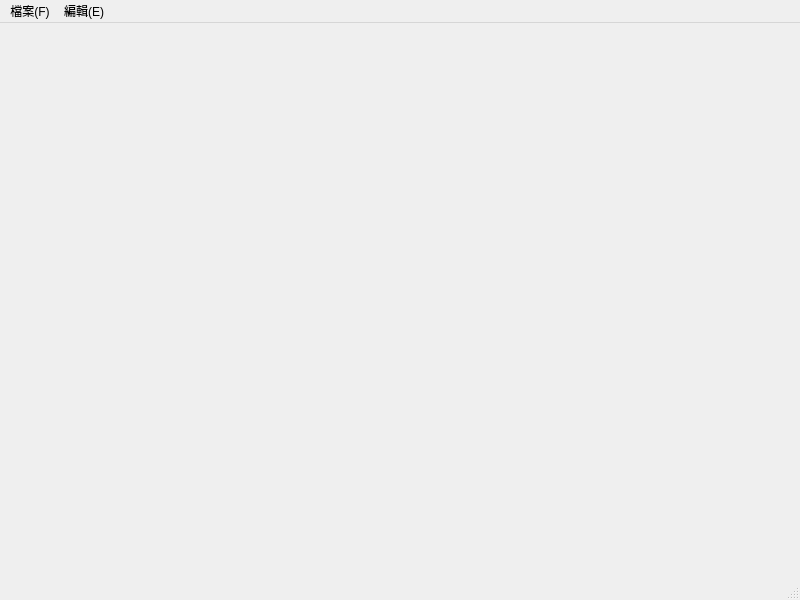
tingxinchen/DesignWindow, file mainwindow.ui: the form before one commit.
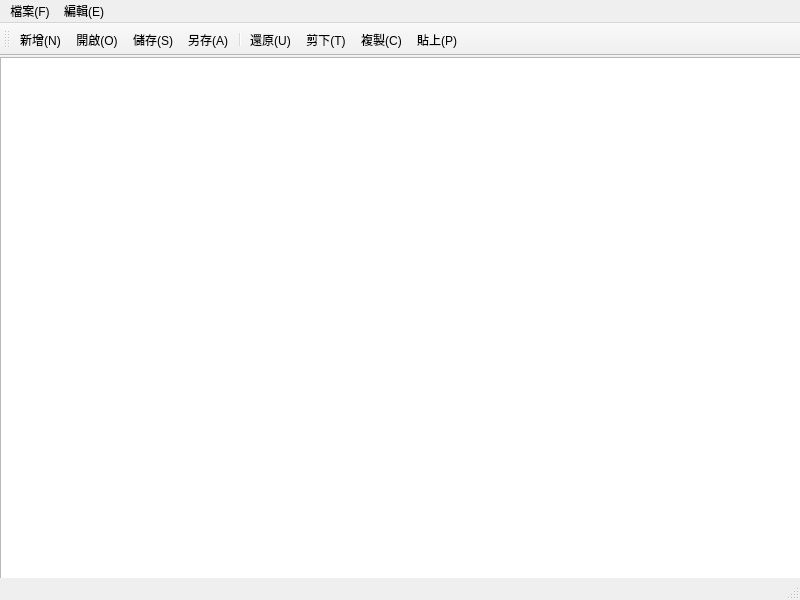
The form after the commit. Icons and pictures are not drawn.

What changed in the file:
```diff
--- a/mainwindow.ui
+++ b/mainwindow.ui
@@ -13,7 +13,18 @@
   <property name="windowTitle">
    <string>MainWindow</string>
   </property>
-  <widget class="QWidget" name="centralwidget"/>
+  <widget class="QWidget" name="centralwidget">
+   <widget class="QTextEdit" name="textEdit">
+    <property name="geometry">
+     <rect>
+      <x>0</x>
+      <y>1</y>
+      <width>801</width>
+      <height>531</height>
+     </rect>
+    </property>
+   </widget>
+  </widget>
   <widget class="QMenuBar" name="menubar">
    <property name="geometry">
     <rect>
@@ -44,6 +55,26 @@
    <addaction name="menu_E"/>
   </widget>
   <widget class="QStatusBar" name="statusbar"/>
+  <widget class="QToolBar" name="toolBar">
+   <property name="windowTitle">
+    <string>toolBar</string>
+   </property>
+   <attribute name="toolBarArea">
+    <enum>TopToolBarArea</enum>
+   </attribute>
+   <attribute name="toolBarBreak">
+    <bool>false</bool>
+   </attribute>
+   <addaction name="action_N"/>
+   <addaction name="action_C"/>
+   <addaction name="action_S"/>
+   <addaction name="action_A"/>
+   <addaction name="separator"/>
+   <addaction name="action_U"/>
+   <addaction name="action_T"/>
+   <addaction name="action_C_3"/>
+   <addaction name="action_P"/>
+  </widget>
   <action name="action_N">
    <property name="text">
     <string>新增(N)</string>
@@ -92,6 +123,62 @@
     <string>Ctrl+X</string>
    </property>
   </action>
+  <action name="action_U">
+   <property name="icon">
+    <iconset resource="images/images/designwindow.qrc">
+     <normaloff>:/images/undo.png</normaloff>:/images/undo.png</iconset>
+   </property>
+   <property name="text">
+    <string>還原(&amp;U)</string>
+   </property>
+   <property name="shortcut">
+    <string>Ctrl+U</string>
+   </property>
+  </action>
+  <action name="action_T">
+   <property name="icon">
+    <iconset resource="images/images/designwindow.qrc">
+     <normaloff>:/images/cut.png</normaloff>:/images/cut.png</iconset>
+   </property>
+   <property name="text">
+    <string>剪下(&amp;T)</string>
+   </property>
+   <property name="shortcut">
+    <string>Ctrl+T</string>
+   </property>
+  </action>
+  <action name="action_C_3">
+   <property name="icon">
+    <iconset resource="images/images/designwindow.qrc">
+     <normaloff>:/images/copy.png</normaloff>:/images/copy.png</iconset>
+   </property>
+   <property name="text">
+    <string>複製(&amp;C)</string>
+   </property>
+   <property name="shortcut">
+    <string>Ctrl+C</string>
+   </property>
+  </action>
+  <action name="action_A_2">
+   <property name="text">
+    <string>全選(&amp;A)</string>
+   </property>
+   <property name="shortcut">
+    <string>Ctrl+A</string>
+   </property>
+  </action>
+  <action name="action_P">
+   <property name="icon">
+    <iconset resource="images/images/designwindow.qrc">
+     <normaloff>:/images/paste.png</normaloff>:/images/paste.png</iconset>
+   </property>
+   <property name="text">
+    <string>貼上(&amp;P)</string>
+   </property>
+   <property name="shortcut">
+    <string>Ctrl+P</string>
+   </property>
+  </action>
  </widget>
  <resources/>
  <connections/>
```
Left out of the diff: 37 changed lines with no effect on the pictures.
